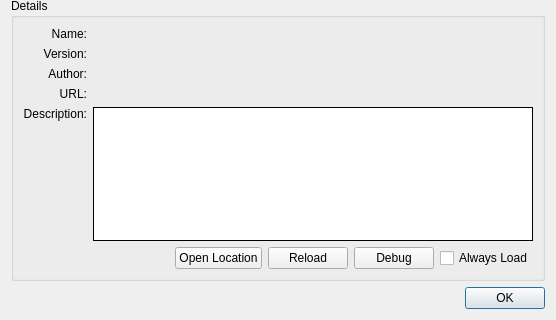
The window that qrenderdoc/Windows/Dialogs/ExtensionManager.ui (anholt/renderdoc) describes before a commit, drawn with Qt 5; both pictures show x 0 to 556 and y 252 to 572 of the 556 by 572 pixel window.
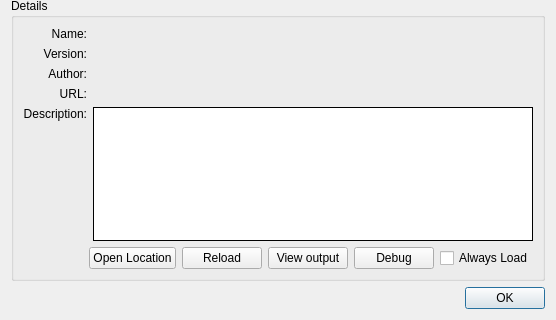
The same window after the commit. Custom widgets are drawn as their Qt base class.

Commit message: Add quick-helper to view extension output from manager dialog

```diff
--- a/qrenderdoc/Windows/Dialogs/ExtensionManager.ui
+++ b/qrenderdoc/Windows/Dialogs/ExtensionManager.ui
@@ -222,6 +222,13 @@
             </property>
            </widget>
           </item>
+          <item>
+           <widget class="QPushButton" name="output">
+            <property name="text">
+             <string>View output</string>
+            </property>
+           </widget>
+          </item>
           <item>
            <widget class="QPushButton" name="debug">
             <property name="text">
```
The commit also changes 5 other files.
